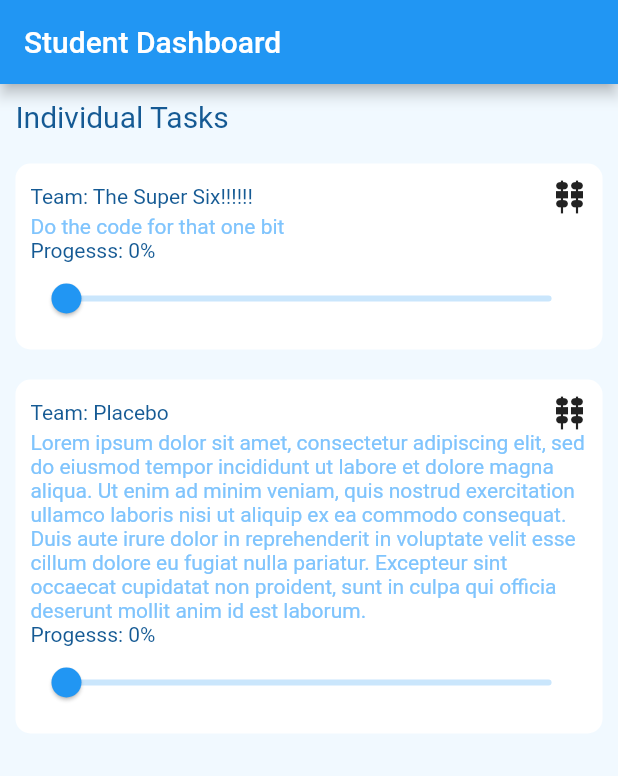
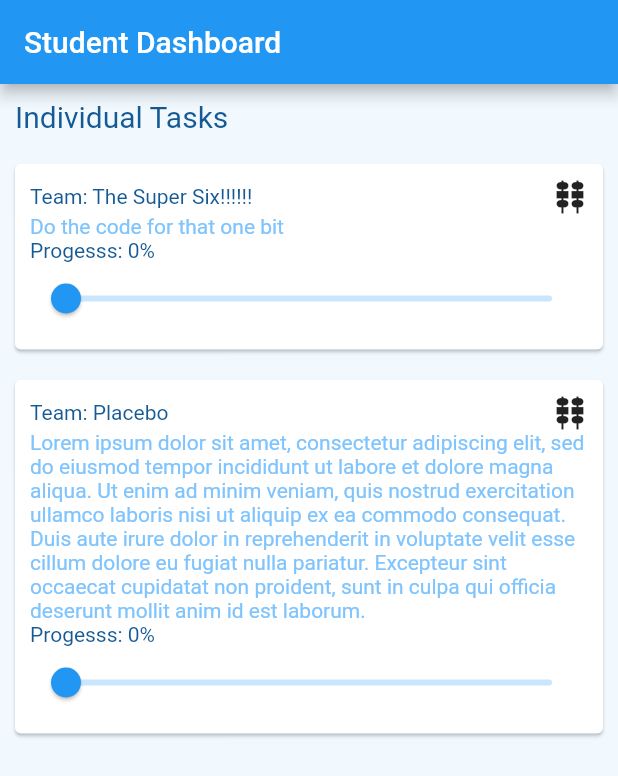
Before and after one commit to eamonsuo/TheSuper6_TeamPeerFeedback, a Flutter app: the StudentDashboardPage screen opened directly, on a phone screen of 412 x 824 dp. Shown: the top 776 px of the screen. Run offline on Flutter 3.47's test engine with Material 2 defaults, Android fonts, the phone set to English and light mode, and no system bars; our stand-ins replace curved_navigation_bar.

Commit message:
Refactored StudentTask class to the builtin Card class.

```diff
--- a/lib/widgets/student_task.dart
+++ b/lib/widgets/student_task.dart
@@ -13,19 +13,15 @@ class StudentTask extends StatelessWidget {
   String taskDescription;
   StudentTask(this.teamName, this.taskDescription);
 
-  // This spaghetti is brought to you by Jack, I intend to de-spaghetti it at some point.
+
   @override
   Widget build(BuildContext context) {
-    return Padding(
+    return Card(
+      color: UIColours.white,
+      margin: EdgeInsets.all(10),
+
+      child: Padding(
         padding: EdgeInsets.all(10),
-      child: Container(
-        width: MediaQuery.of(context).size.width * 0.95,
-        decoration: BoxDecoration(
-          color: UIColours.white,
-          borderRadius: BorderRadius.all(Radius.circular(10))
-        ),
-        child: Padding(
-          padding: const EdgeInsets.all(10),
         child: Column(
           mainAxisAlignment: MainAxisAlignment.start,
           crossAxisAlignment: CrossAxisAlignment.start,
@@ -41,8 +37,7 @@ class StudentTask extends StatelessWidget {
             ProgressSlider()
           ],
         ),
-        ),
-      ),
+      )
     );
   }
 }
```
Lines whose indentation alone changed are shown as unchanged.
